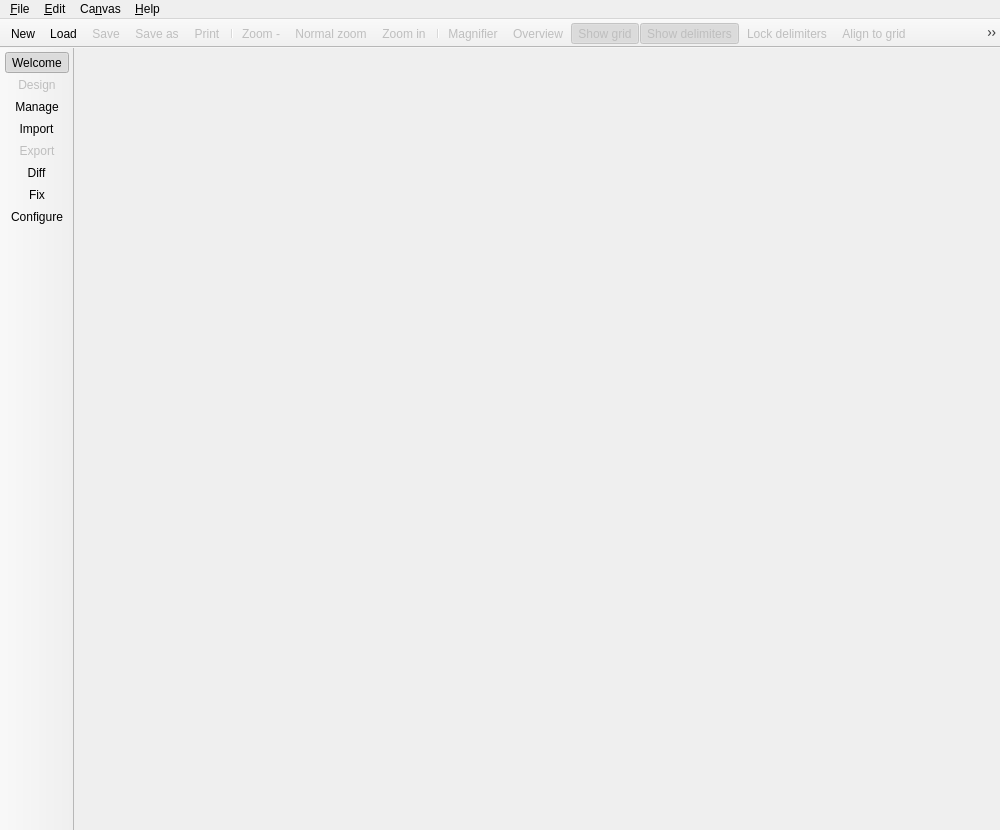
arichiardi/pgmodeler, file libs/libgui/ui/mainwindow.ui: the form before one commit.
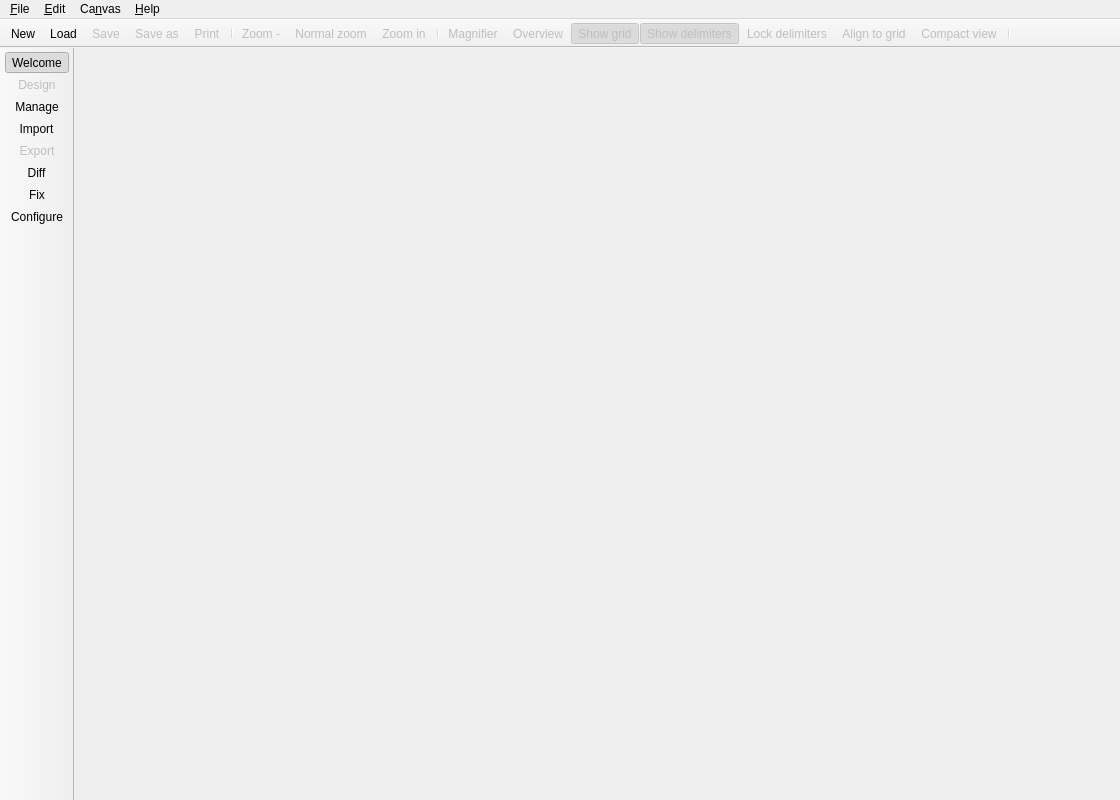
The form after the commit. Icons and pictures are not drawn.

Commit message:
Adjusted the position and size of tab bar scroll buttons
Adjusted the minimum size of MainWindow

Patch:
```diff
--- a/libs/libgui/ui/mainwindow.ui
+++ b/libs/libgui/ui/mainwindow.ui
@@ -9,14 +9,14 @@
    <rect>
     <x>0</x>
     <y>0</y>
-    <width>1000</width>
-    <height>830</height>
+    <width>1120</width>
+    <height>800</height>
    </rect>
   </property>
   <property name="minimumSize">
    <size>
-    <width>640</width>
-    <height>480</height>
+    <width>1120</width>
+    <height>800</height>
    </size>
   </property>
   <property name="mouseTracking">
@@ -754,7 +754,7 @@
     <rect>
      <x>0</x>
      <y>0</y>
-     <width>1000</width>
+     <width>1120</width>
      <height>27</height>
     </rect>
    </property>
```
The commit also changes 2 other files.
